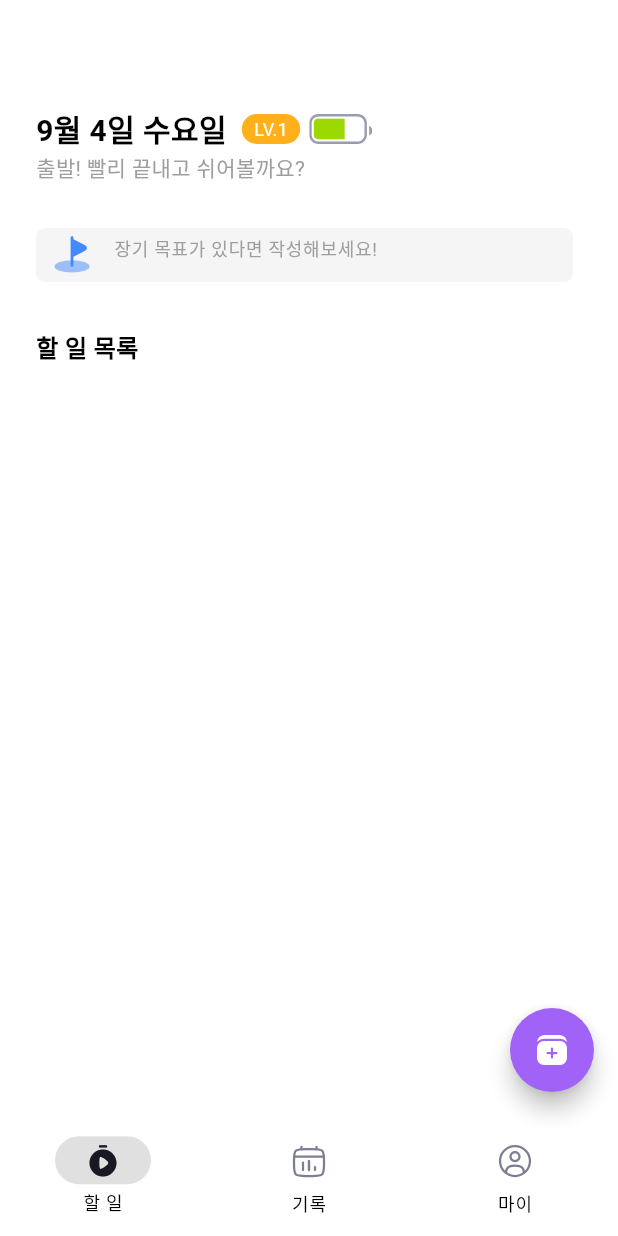
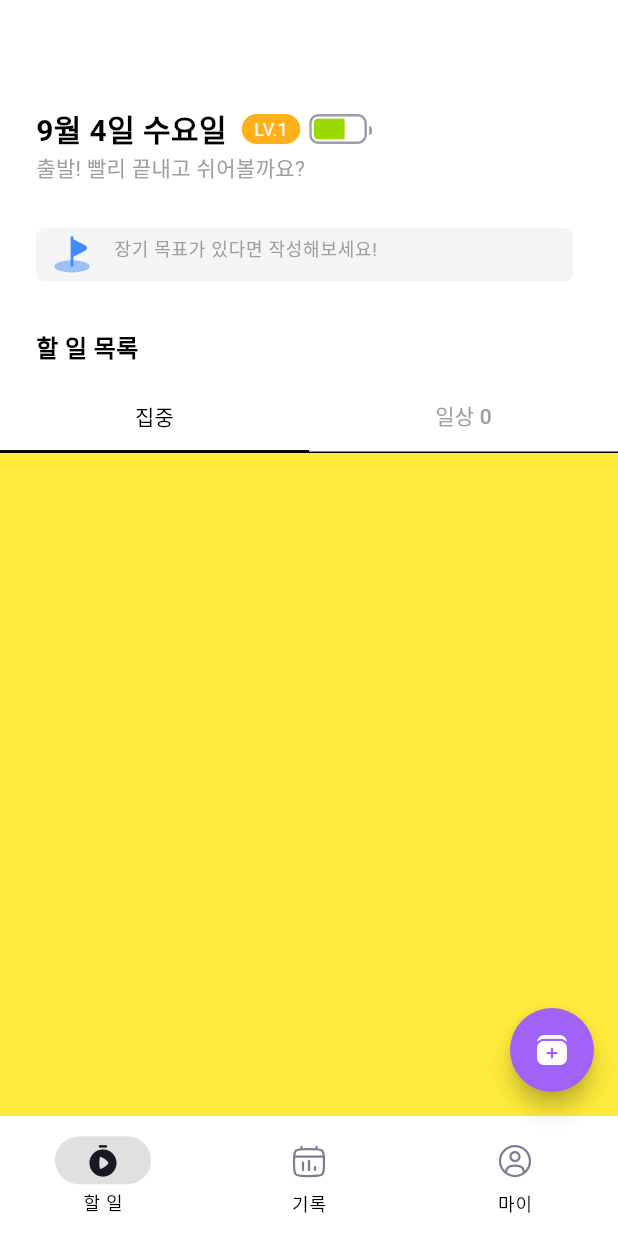
Before and after one commit to seongukHEO/StarryWaveScreen, a Flutter app: the screen it shows after launch, on a phone screen of 412 x 824 dp. Run offline on Flutter 3.47's test engine with Material 3 defaults, Android fonts, the phone set to English and light mode, and no system bars; our stand-ins replace flutter_riverpod, flutter_svg.

Commit message:
feat : 할일 화면 구현

```diff
--- a/lib/core/custom/custom_theme.dart
+++ b/lib/core/custom/custom_theme.dart
@@ -4,7 +4,7 @@ import 'package:starrywave_screen/core/theme/constant/app_color.dart';
 ColorScheme appColorScheme(){
   return ColorScheme(
       brightness: Brightness.light,
-      primary: AppColor.gradient1,
+      primary: AppColor.black,
       onPrimary: AppColor.gradient2,
       secondary: Colors.grey.shade300,
       onSecondary: AppColor.white,
--- /dev/null
+++ b/lib/widget/dowork/focus_widget.dart
@@ -0,0 +1,15 @@
+import 'package:flutter/cupertino.dart';
+import 'package:flutter/material.dart';
+
+class FocusWidget extends StatelessWidget {
+  const FocusWidget({super.key});
+
+  @override
+  Widget build(BuildContext context) {
+    return Scaffold(
+      body: Container(
+        color: Colors.yellow,
+      ),
+    );
+  }
+}
--- /dev/null
+++ b/lib/widget/dowork/normal_widget.dart
@@ -0,0 +1,13 @@
+import 'package:flutter/cupertino.dart';
+import 'package:flutter/material.dart';
+
+class NormalWidget extends StatelessWidget {
+  const NormalWidget({super.key});
+
+  @override
+  Widget build(BuildContext context) {
+    return Scaffold(
+      body: Container(color: Colors.blueAccent,),
+    );
+  }
+}
--- a/lib/widget/home/working_widget.dart
+++ b/lib/widget/home/working_widget.dart
@@ -2,11 +2,40 @@ import 'package:flutter/cupertino.dart';
 import 'package:flutter/material.dart';
 import 'package:flutter_svg/flutter_svg.dart';
 import 'package:starrywave_screen/common/date_format_today.dart';
+import 'package:starrywave_screen/widget/dowork/focus_widget.dart';
+import 'package:starrywave_screen/widget/dowork/normal_widget.dart';
 
-class WorkingWidget extends StatelessWidget {
+class WorkingWidget extends StatefulWidget {
+
+  WorkingWidget({super.key});
+
+  @override
+  State<WorkingWidget> createState() => _WorkingWidgetState();
+}
+
+class _WorkingWidgetState extends State<WorkingWidget> with TickerProviderStateMixin{
   final today = DateTime.now();
 
-  WorkingWidget({super.key});
+  late TabController _tabController;
+
+  final List<Tab> myTabs = <Tab> [
+    Tab(text: '집중',),
+    Tab(text: '일상 0',),
+  ];
+
+  @override
+  void initState() {
+    // TODO: implement initState
+    super.initState();
+    _tabController = TabController(length: myTabs.length, vsync: this);
+  }
+
+  @override
+  void dispose() {
+    // TODO: implement dispose
+    super.dispose();
+    _tabController.dispose();
+  }
 
   @override
   Widget build(BuildContext context) {
@@ -14,7 +43,9 @@ class WorkingWidget extends StatelessWidget {
 
     return Scaffold(
       body: SafeArea(
-        child: Container(
+        child: Column(
+          children: [
+            Container(
               padding: EdgeInsets.fromLTRB(24, 71, 0, 0),
               child: Column(
                 crossAxisAlignment: CrossAxisAlignment.start,
@@ -78,27 +109,29 @@ class WorkingWidget extends StatelessWidget {
                 ],
               ),
             ),
+            Container(
+              width: double.infinity,
+              child: TabBar(
+                tabs: myTabs,
+                controller: _tabController,
+                indicatorColor: Colors.black,
+                labelColor: Colors.black,
+                unselectedLabelColor: Colors.grey,
+                indicatorSize: TabBarIndicatorSize.tab,
+              ),
+            ),
+            Expanded(
+                child: TabBarView(
+                  controller: _tabController,
+                  children: [
+                    FocusWidget(),
+                    NormalWidget()
+                  ],
+                )
+            )
+          ],
+        ),
       ),
     );
   }
 }
-
-
-
-//Container(
-//   height: 36,
-//   width: 358,
-//   margin: EdgeInsets.fromLTRB(0, 20, 0, 24),
-//   decoration: BoxDecoration(
-//     color: Colors.grey.shade200,
-//     borderRadius: BorderRadius.circular(6)
-//   ),
-//   child: Row(
-//     children: [
-//       SizedBox(width: 3,),
-//       SvgPicture.asset('assets/icon/outlined/goal.svg'),
-//       SizedBox(width: 3,),
-//
-//     ],
-//   ),
-// )
```
Also changed, not shown: 1 other file. Lines whose indentation alone changed are shown as unchanged.
